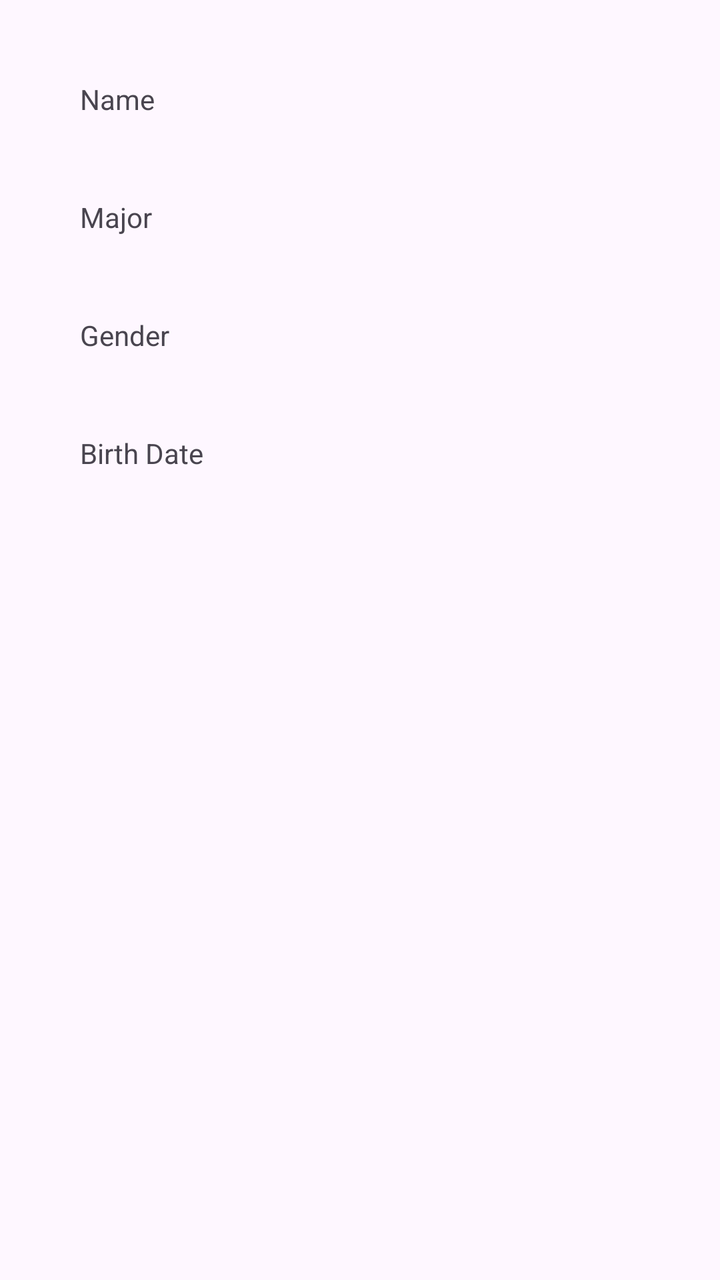
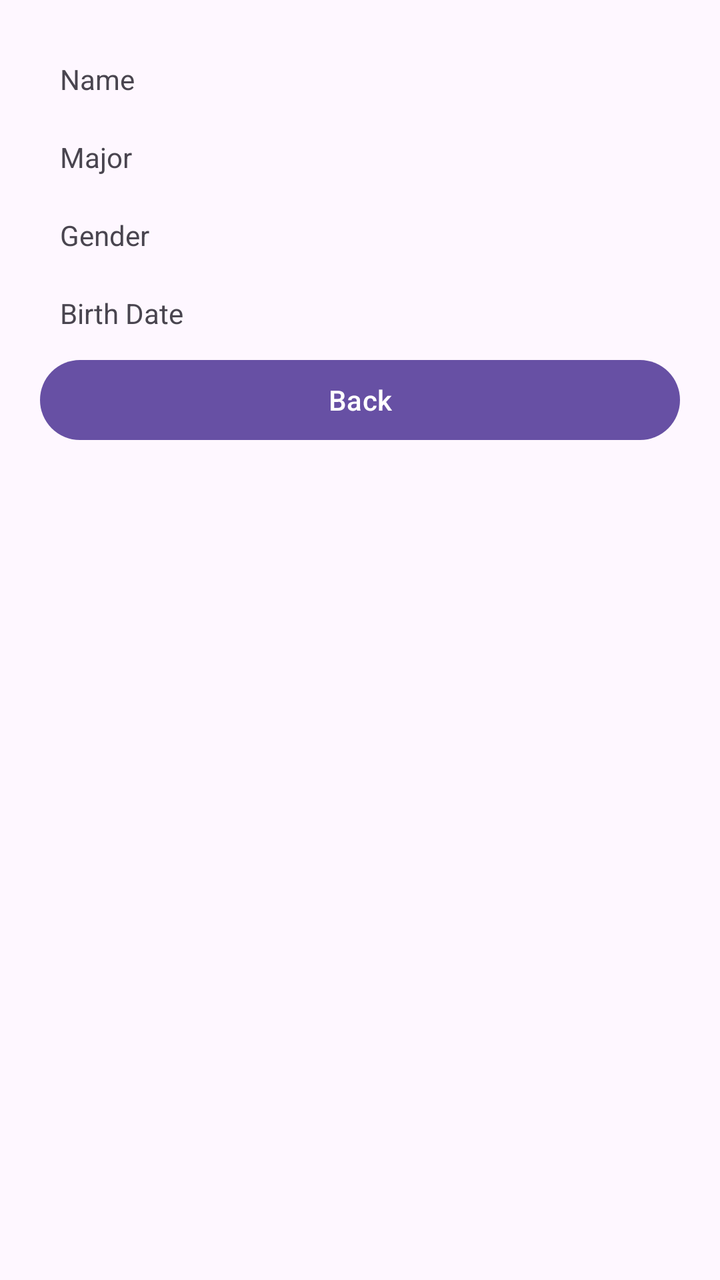

The first picture is an Android layout as it rendered before a commit; the second is the same layout after the commit. The layout source and the unified diff follow.
<!-- AndroidManifest.xml: application theme Theme.MP -->
<!-- res/layout/detail_screen.xml -->
<?xml version="1.0" encoding="utf-8"?>
<LinearLayout xmlns:android="http://schemas.android.com/apk/res/android"
    android:orientation="vertical"
    android:layout_width="match_parent"
    android:layout_height="match_parent"
    android:padding="@dimen/padding_default">

    <LinearLayout
        android:orientation="horizontal"
        android:layout_width="match_parent"
        android:layout_height="wrap_content"
        >
        <TextView
            android:id="@+id/textView2"
            android:layout_width="wrap_content"
            android:layout_height="wrap_content"
            android:padding="@dimen/padding_default"
            android:text="Name" />
        <TextView
            android:id="@+id/name_textview"
            android:layout_width="wrap_content"
            android:layout_height="wrap_content"
            android:padding="@dimen/padding_default"
            android:text="" />
    </LinearLayout>

    <LinearLayout
        android:orientation="horizontal"
        android:layout_width="match_parent"
        android:layout_height="wrap_content"
        >
        <TextView
            android:id="@+id/textView3"
            android:layout_width="wrap_content"
            android:layout_height="wrap_content"
            android:padding="@dimen/padding_default"
            android:text="Major" />
        <TextView
            android:id="@+id/major_textview"
            android:layout_width="wrap_content"
            android:layout_height="wrap_content"
            android:padding="@dimen/padding_default"
            android:text="" />

    </LinearLayout>

    <LinearLayout
        android:layout_width="match_parent"
        android:layout_height="wrap_content"
        android:orientation="horizontal">

        <TextView
            android:id="@+id/textView6"
            android:layout_width="wrap_content"
            android:layout_height="wrap_content"
            android:padding="@dimen/padding_default"
            android:text="Gender" />

        <TextView
            android:id="@+id/gender_text"
            android:layout_width="match_parent"
            android:layout_height="wrap_content"
            android:padding="@dimen/padding_default"
            android:text="" />
    </LinearLayout>

    <LinearLayout
        android:layout_width="wrap_content"
        android:layout_height="match_parent"
        android:orientation="horizontal"
        >
        <TextView
            android:id="@+id/textView5"
            android:layout_width="wrap_content"
            android:layout_height="wrap_content"
            android:padding="@dimen/padding_default"
            android:text="Birth Date" />
        <TextView
            android:id="@+id/birth_date_text"
            android:layout_width="wrap_content"
            android:layout_height="wrap_content"
            android:padding="@dimen/padding_default"
            android:text="" />

    </LinearLayout>

    <Button
        android:id="@+id/button"
        android:layout_width="match_parent"
        android:layout_height="wrap_content"
        android:text="Back" />
</LinearLayout>
<!-- resources referenced by this layout -->
<resources>
  <dimen name="padding_default">20dp</dimen>
  <style name="Theme.MP" parent="Theme.Material3.DayNight.NoActionBar" />
</resources>

<!-- the commit's change to res/layout/detail_screen.xml (unified diff, before → after) -->
@@ -14,13 +14,13 @@
             android:id="@+id/textView2"
             android:layout_width="wrap_content"
             android:layout_height="wrap_content"
-            android:padding="@dimen/padding_default"
+            android:padding="10dp"
             android:text="Name" />
         <TextView
             android:id="@+id/name_textview"
             android:layout_width="wrap_content"
             android:layout_height="wrap_content"
-            android:padding="@dimen/padding_default"
+            android:padding="10dp"
             android:text="" />
     </LinearLayout>
 
@@ -33,13 +33,13 @@
             android:id="@+id/textView3"
             android:layout_width="wrap_content"
             android:layout_height="wrap_content"
-            android:padding="@dimen/padding_default"
+            android:padding="10dp"
             android:text="Major" />
         <TextView
             android:id="@+id/major_textview"
             android:layout_width="wrap_content"
             android:layout_height="wrap_content"
-            android:padding="@dimen/padding_default"
+            android:padding="10dp"
             android:text="" />
 
     </LinearLayout>
@@ -53,33 +53,34 @@
             android:id="@+id/textView6"
             android:layout_width="wrap_content"
             android:layout_height="wrap_content"
-            android:padding="@dimen/padding_default"
+            android:padding="10dp"
             android:text="Gender" />
 
         <TextView
             android:id="@+id/gender_text"
             android:layout_width="match_parent"
             android:layout_height="wrap_content"
-            android:padding="@dimen/padding_default"
+            android:padding="10dp"
             android:text="" />
     </LinearLayout>
 
     <LinearLayout
         android:layout_width="wrap_content"
-        android:layout_height="match_parent"
-        android:orientation="horizontal"
-        >
+        android:layout_height="wrap_content"
+        android:orientation="horizontal">
+
         <TextView
             android:id="@+id/textView5"
-            android:layout_width="wrap_content"
+            android:layout_width="match_parent"
             android:layout_height="wrap_content"
-            android:padding="@dimen/padding_default"
+            android:padding="10dp"
             android:text="Birth Date" />
+
         <TextView
             android:id="@+id/birth_date_text"
             android:layout_width="wrap_content"
             android:layout_height="wrap_content"
-            android:padding="@dimen/padding_default"
+            android:padding="10dp"
             android:text="" />
 
     </LinearLayout>
